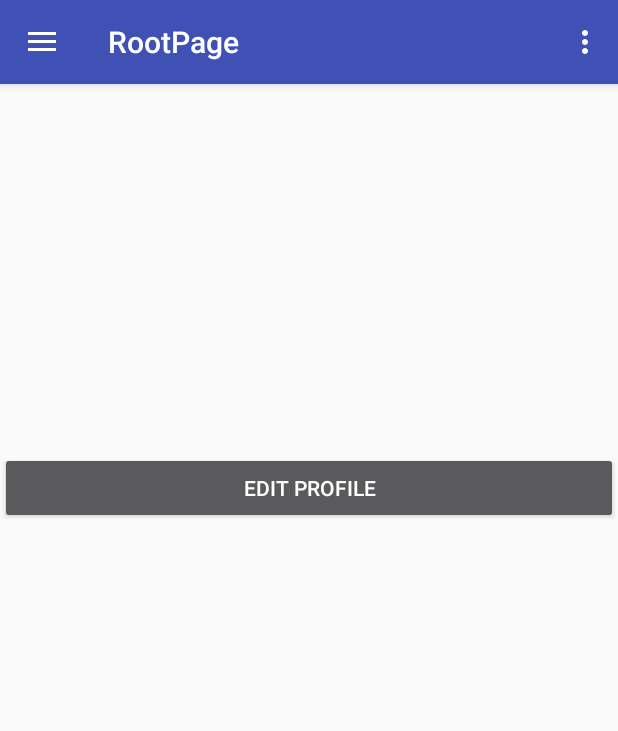
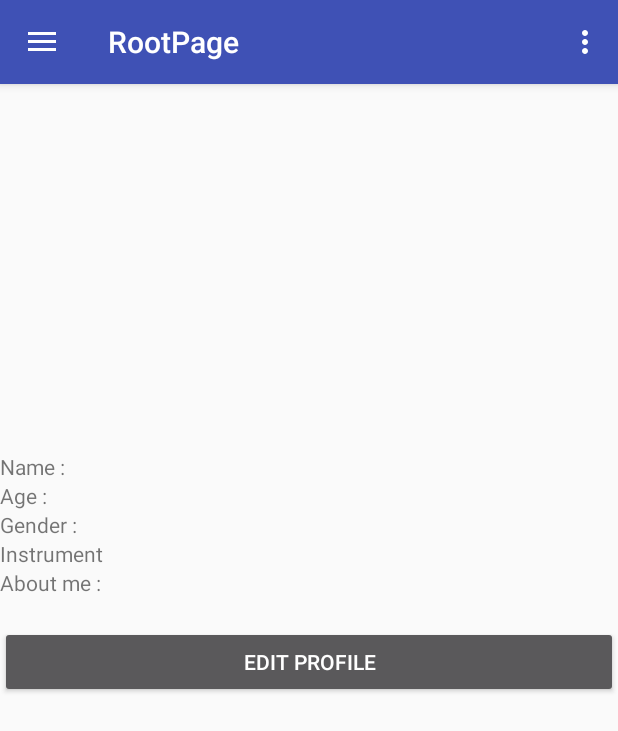
Before and after one commit to adamlaw123/Indielink_v1.1, an Android app: the fragment ProfileFragment placed in its activity, on a phone screen of 412 x 824 dp. Shown: the top 731 px of the screen. Run offline under Robolectric (Android 15) with nearby library versions, the phone set to English and light mode, and no system bars; our stand-ins replace ButterKnife; libraries missing offline, so code that uses them is left out: com.facebook.

Commit message:
profileFragment changed

```diff
--- a/app/src/main/java/com/indielink/indielink/BandProfileFragment.java
+++ b/app/src/main/java/com/indielink/indielink/BandProfileFragment.java
@@ -33,15 +33,13 @@ public class BandProfileFragment extends Fragment {
         RoleSwitch.setOnCheckedChangeListener(new CompoundButton.OnCheckedChangeListener() {
             @Override
             public void onCheckedChanged (CompoundButton buttonView,boolean isChecked){
-                Log.v("Switch State=", "" + isChecked);
                 if (isChecked) {
-                    Toast.makeText(getActivity(), "Band Admin", Toast.LENGTH_SHORT);
                     UserRole.IsBand();
                 }
                 else {
                     UserRole.IsMusician();
-                    Toast.makeText(getActivity(), "Musician", Toast.LENGTH_SHORT);
                 }
+                Log.v("Switch State=", "" + UserRole.GetUserRole());
             }
         });
         return view;
--- a/app/src/main/java/com/indielink/indielink/ProfileFragment.java
+++ b/app/src/main/java/com/indielink/indielink/ProfileFragment.java
@@ -20,40 +20,15 @@ import android.widget.TextView;
 import com.indielink.indielink.Network.GetProfilePicture;
 import com.indielink.indielink.Profile.ProfileContent;
 
+import org.w3c.dom.Text;
 
-/**
- * A fragment representing a list of Items.
- * <p/>
- * Large screen devices (such as tablets) are supported by replacing the ListView
- * with a GridView.
- * <p/>
- * Activities containing this fragment MUST implement the {@link OnFragmentInteractionListener}
- * interface.
- */
+import java.util.HashMap;
+
+
 public class ProfileFragment extends Fragment implements AbsListView.OnItemClickListener {
-
-    // TODO: Rename parameter arguments, choose names that match
-    // the fragment initialization parameters, e.g. ARG_ITEM_NUMBER
-    //private static final String ARG_PARAM1 = "param1";
-    //private static final String ARG_PARAM2 = "param2";
-
-    // TODO: Rename and change types of parameters
-    //private String mParam1;
-    //private String mParam2;
 
     private String url;
     private OnFragmentInteractionListener mListener;
-
-    /**
-     * The fragment's ListView/GridView.
-     */
-    private AbsListView mListView;
-
-    /**
-     * The Adapter which will be used to populate the ListView/GridView with
-     * Views.
-     */
-    private ListAdapter mAdapter;
 
     // TODO: Rename and change types of parameters
 
@@ -66,10 +41,6 @@ public class ProfileFragment extends Fragment implements AbsListView.OnItemClick
     @Override
     public void onCreate(Bundle savedInstanceState) {
         super.onCreate(savedInstanceState);
-//        if (getArguments() != null) {
-  //          mParam1 = getArguments().getString(ARG_PARAM1);
-    //        mParam2 = getArguments().getString(ARG_PARAM2);
-      //  }
     }
 
     @Override
@@ -77,20 +48,21 @@ public class ProfileFragment extends Fragment implements AbsListView.OnItemClick
                              Bundle savedInstanceState) {
         View view = inflater.inflate(R.layout.fragment_profile, container, false);
 
+        //get cached user data
+        HashMap<String,String> user = ProfileContent.GetUserProfile();
+
         // Set Profile Image
         ImageView ProfilePicture = (ImageView) view.findViewById(R.id.ProfilePicture);
         new GetProfilePicture(ProfileContent.ProfilePictureURL,ProfilePicture).execute();
 
-        // Set Profile Content
-        mAdapter = new ArrayAdapter<ProfileContent.ProfileItem>(getActivity(),
-                android.R.layout.simple_list_item_1, android.R.id.text1, ProfileContent.ITEMS);
-        mListView = (AbsListView) view.findViewById(android.R.id.list);
+        //Set Name
+        ((TextView) view.findViewById(R.id.UserName)).setText(user.get("UserName"));
 
-        // Resize Grid
-        ViewGroup.LayoutParams params = mListView.getLayoutParams();
-        params.height = ViewGroup.LayoutParams.WRAP_CONTENT;
-        mListView.setLayoutParams(params);
-        ((AdapterView<ListAdapter>) mListView).setAdapter(mAdapter);
+        //Set Age
+        ((TextView) view.findViewById(R.id.UserAge)).setText(user.get("UserAge"));
+
+        //Set Gender
+        ((TextView) view.findViewById(R.id.UserGender)).setText(user.get("UserGender"));
 
         // Set button onClick Handler
         final Button button = (Button) view.findViewById(R.id.EditProfile);
@@ -98,14 +70,10 @@ public class ProfileFragment extends Fragment implements AbsListView.OnItemClick
             public void onClick(View v) {
                 Fragment fragment = new EditProfileFragment();
                 FragmentManager fragmentManager = getActivity().getSupportFragmentManager();
-                    fragmentManager.beginTransaction().addToBackStack("EditProfile")
-                            .replace(R.id.frame_container, fragment).commit();
+                fragmentManager.beginTransaction().addToBackStack("EditProfile")
+                        .replace(R.id.frame_container, fragment).commit();
             }
         });
-
-        // Set OnItemClickListener so we can be notified on item clicks
-        mListView.setOnItemClickListener(this);
-
         return view;
     }
 
@@ -137,19 +105,6 @@ public class ProfileFragment extends Fragment implements AbsListView.OnItemClick
     }
 
     /**
-     * The default content for this Fragment has a TextView that is shown when
-     * the list is empty. If you would like to change the text, call this method
-     * to supply the text it should use.
-     */
-    public void setEmptyText(CharSequence emptyText) {
-        View emptyView = mListView.getEmptyView();
-
-        if (emptyView instanceof TextView) {
-            ((TextView) emptyView).setText(emptyText);
-        }
-    }
-
-    /**
      * This interface must be implemented by activities that contain this
      * fragment to allow an interaction in this fragment to be communicated
      * to the activity and potentially other fragments contained in that
--- a/app/src/main/res/layout/fragment_card_band_detail.xml
+++ b/app/src/main/res/layout/fragment_card_band_detail.xml
@@ -35,15 +35,12 @@
                 android:layout_width="fill_parent"
                 android:layout_height="wrap_content"
                 android:text="@string/Name"
-                android:layout_below="@+id/BandProfilePicture"
-                android:layout_alignParentLeft="true"
-                android:layout_alignParentStart="true" />
+                android:layout_below="@+id/BandProfilePicture" />
 
             <TextView
                 android:id="@+id/BandVacancy"
                 android:layout_width="fill_parent"
                 android:layout_height="wrap_content"
-                android:layout_marginTop="20dp"
                 android:text="@string/Vacancy"
                 android:layout_below="@+id/BandName"
                 android:layout_alignParentLeft="true"
--- a/app/src/main/res/layout/fragment_create_band.xml
+++ b/app/src/main/res/layout/fragment_create_band.xml
@@ -403,6 +403,7 @@
                 android:gravity="center"
                 android:layout_width="fill_parent"
                 android:layout_height="wrap_content"
+                android:theme="@style/AppTheme.AppBarOverlay"
                 android:text="@string/SubmitChange" />
         </LinearLayout>
     </ScrollView>
--- a/app/src/main/res/layout/fragment_profile.xml
+++ b/app/src/main/res/layout/fragment_profile.xml
@@ -13,8 +13,10 @@
         android:layout_height="match_parent"
         android:fitsSystemWindows="true">
     <RelativeLayout
+        android:id="@+id/UserRelativeLayout"
         android:layout_width="match_parent"
         android:layout_height="match_parent">
+
         <ImageView
             android:id="@+id/ProfilePicture"
             android:layout_width="240dp"
@@ -24,12 +26,89 @@
             android:layout_centerHorizontal="true"
             android:adjustViewBounds="true" />
 
-        <GridView android:id="@android:id/list"
-            android:layout_width="match_parent"
-            android:layout_height="match_parent"
-            android:gravity="center"
-            android:numColumns="2"
-            android:layout_below="@+id/ProfilePicture"/>
+        <TableLayout android:id="@+id/ProfileList"
+            android:layout_below="@id/ProfilePicture"
+            android:layout_width="fill_parent"
+            android:layout_height="wrap_content"
+            android:gravity="left"
+            android:stretchColumns="0,1,2,3,4,5">
+
+            <TableRow android:layout_width="fill_parent"
+                android:layout_height="wrap_content">
+                <TextView
+                    android:layout_width="wrap_content"
+                    android:layout_height="wrap_content"
+                    android:layout_weight="1"
+                    android:text="@string/Name"/>
+                <TextView
+                    android:id="@+id/UserName"
+                    android:layout_width="wrap_content"
+                    android:layout_height="wrap_content"
+                    android:layout_weight="1"/>
+            </TableRow>
+
+            <TableRow android:layout_width="fill_parent"
+                android:layout_height="wrap_content">
+                <TextView
+                    android:layout_width="wrap_content"
+                    android:layout_height="wrap_content"
+                    android:layout_weight="1"
+                    android:text="@string/Age"/>
+                <TextView
+                    android:id="@+id/UserAge"
+                    android:layout_width="wrap_content"
+                    android:layout_height="wrap_content"
+                    android:layout_weight="1"/>
+            </TableRow>
+
+            <TableRow android:layout_width="fill_parent"
+                android:layout_height="wrap_content"
+                android:layout_gravity="left">
+                <TextView
+                    android:layout_width="wrap_content"
+                    android:layout_height="wrap_content"
+                    android:layout_weight="1"
+                    android:text="@string/Gender"/>
+                <TextView
+                    android:id="@+id/UserGender"
+                    android:layout_width="wrap_content"
+                    android:layout_height="wrap_content"
+                    android:layout_weight="1"/>
+            </TableRow>
+
+            <TableRow android:layout_width="fill_parent"
+                android:layout_height="wrap_content"
+                android:layout_gravity="left">
+                <TextView
+                    android:layout_width="wrap_content"
+                    android:layout_height="wrap_content"
+                    android:layout_weight="1"
+                    android:text="@string/Instrument"/>
+                <TextView
+                    android:id="@+id/UserInstrument"
+                    android:layout_width="wrap_content"
+                    android:layout_height="wrap_content"
+                    android:layout_weight="1"/>
+            </TableRow>
+
+            <TableRow android:layout_width="fill_parent"
+                android:layout_height="wrap_content">
+                <TextView
+                    android:layout_width="wrap_content"
+                    android:layout_height="wrap_content"
+                    android:layout_weight="2"
+                    android:text="@string/AboutMe"/>
+            </TableRow>
+
+            <TableRow android:layout_width="fill_parent"
+                android:layout_height="wrap_content">
+                <TextView
+                    android:id="@+id/ProfileAboutMe"
+                    android:layout_width="wrap_content"
+                    android:layout_height="wrap_content"
+                    android:layout_weight="2"/>
+            </TableRow>
+        </TableLayout>
 
         <Button
             android:id="@+id/EditProfile"
@@ -38,7 +117,7 @@
             android:layout_height="wrap_content"
             android:theme="@style/AppTheme.AppBarOverlay"
             android:text="@string/EditProfile"
-            android:layout_below="@android:id/list"/>
-    </RelativeLayout>
+            android:layout_below="@id/ProfileList"/>
+        </RelativeLayout>
     </ScrollView>
 </LinearLayout>
--- a/app/src/main/res/values/strings.xml
+++ b/app/src/main/res/values/strings.xml
@@ -19,11 +19,10 @@
     <string name="Search">Search</string>
     <string name="Music">Music</string>
     <string name="CreateBand">CreateBand</string>
+    <string name="Default">/</string>
+    <!-- edit profile-->
 
-    <!-- edit profile-->
-    <string name="Age">Age :</string>
     <string name="EditProfile">Edit Profile</string>
-    <string name="AboutMe">About me:</string>
     <string name="Instrument">Instrument</string>
     <string name="Vocal">Vocal</string>
     <string name="Guitar">Guitar</string>
@@ -32,10 +31,15 @@
     <string name="Others">Others</string>
     <string name="Bass">Bass</string>
     <string name="SubmitChange">Submit</string>
-    <string name="Vacancy">Vacancy:</string>
-    <string name="Name">Name</string>
     <string name="Detail">My Detail</string>
-    <string name="Recruit">recruit</string>
+    <string name="Recruit">Recruit</string>
+    <string name="Apply">Apply</string>
+
+    <string name="Name">Name :</string>
+    <string name="Age">Age :</string>
+    <string name="Gender">Gender :</string>
+    <string name="AboutMe">About me :</string>
     <string name="AboutMyBand">About My Band:</string>
-    <string name="Apply">Apply</string>
+    <string name="Vacancy">Vacancy :</string>
+
 </resources>
```
Also changed, not shown: app/src/main/java/com/indielink/indielink/Profile/ProfileContent.java (+13 -39 lines), app/src/main/res/layout/fragment_band_profile.xml (+4 -4 lines), 12 other files.
